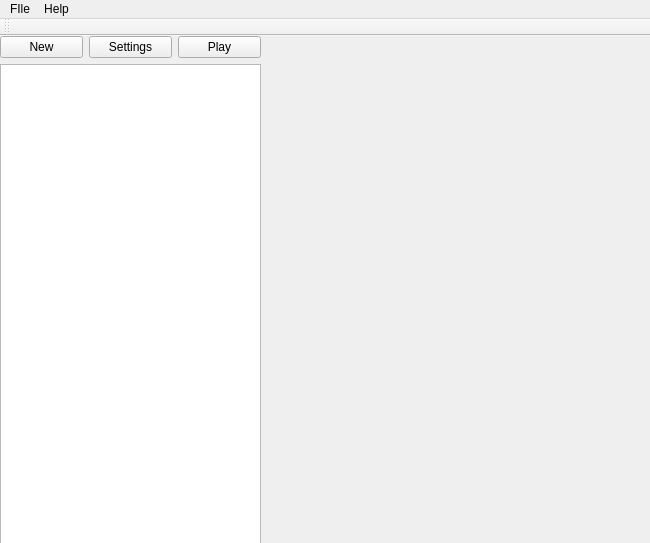
Above: mainwindow.ui from Martinfx/qtbhyve before the change. Below: the same form after it.
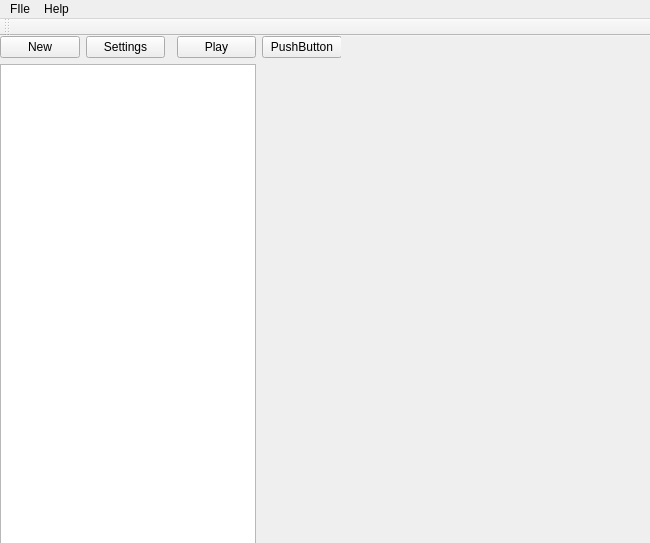
That is the form after the change.

```diff
--- a/mainwindow.ui
+++ b/mainwindow.ui
@@ -19,7 +19,7 @@
      <rect>
       <x>0</x>
       <y>0</y>
-      <width>261</width>
+      <width>341</width>
       <height>511</height>
      </rect>
     </property>
@@ -27,8 +27,12 @@
      <property name="sizeConstraint">
       <enum>QLayout::SetDefaultConstraint</enum>
      </property>
-     <item row="4" column="4">
-      <layout class="QGridLayout" name="gridLayout_3"/>
+     <item row="0" column="3">
+      <widget class="QPushButton" name="playVirtual">
+       <property name="text">
+        <string>Play</string>
+       </property>
+      </widget>
      </item>
      <item row="0" column="0">
       <widget class="QPushButton" name="newVirtual">
@@ -37,21 +41,7 @@
        </property>
       </widget>
      </item>
-     <item row="0" column="2">
-      <widget class="QPushButton" name="playVirtual">
-       <property name="text">
-        <string>Play</string>
-       </property>
-      </widget>
-     </item>
-     <item row="0" column="1">
-      <widget class="QPushButton" name="settingsVirtual">
-       <property name="text">
-        <string>Settings</string>
-       </property>
-      </widget>
-     </item>
-     <item row="1" column="0" colspan="3">
+     <item row="1" column="0" colspan="4">
       <widget class="QListWidget" name="listVirtuals">
        <property name="enabled">
         <bool>true</bool>
@@ -72,14 +62,31 @@
        </property>
       </widget>
      </item>
+     <item row="4" column="5">
+      <layout class="QGridLayout" name="gridLayout_3"/>
+     </item>
+     <item row="0" column="1">
+      <widget class="QPushButton" name="settingsVirtual">
+       <property name="text">
+        <string>Settings</string>
+       </property>
+      </widget>
+     </item>
+     <item row="0" column="4">
+      <widget class="QPushButton" name="pushButton">
+       <property name="text">
+        <string>PushButton</string>
+       </property>
+      </widget>
+     </item>
     </layout>
    </widget>
    <widget class="QWidget" name="gridLayoutWidget_2">
     <property name="geometry">
      <rect>
-      <x>260</x>
+      <x>340</x>
       <y>-1</y>
-      <width>391</width>
+      <width>311</width>
       <height>511</height>
      </rect>
     </property>
```
Left out of the diff: 6 changed lines with no effect on the pictures.
